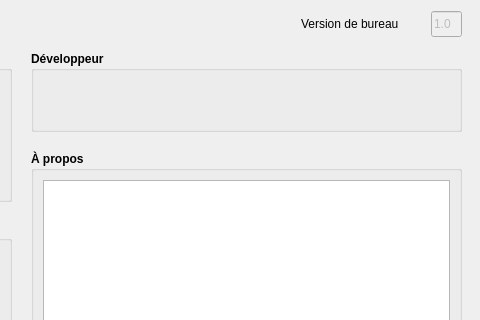
This is fullmce_dialog_base.ui in TeamSaGeo/fullmce as Qt 5 draws it before an edit; both pictures show x 460 to 940 and y 0 to 320 of the 940 by 447 pixel window. The edited form follows.
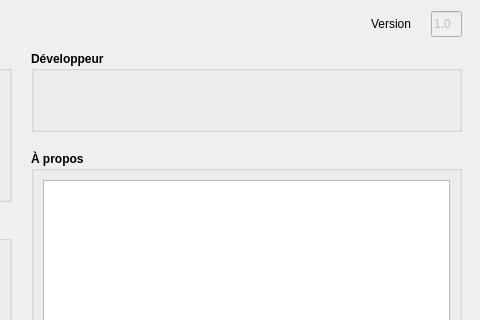
This is the edited form.

Patch:
```diff
--- a/fullmce_dialog_base.ui
+++ b/fullmce_dialog_base.ui
@@ -156,14 +156,14 @@
       <widget class="QLabel" name="label_2">
        <property name="geometry">
         <rect>
-         <x>750</x>
+         <x>820</x>
          <y>0</y>
-         <width>121</width>
+         <width>51</width>
          <height>26</height>
         </rect>
        </property>
        <property name="text">
-        <string>Version de bureau</string>
+        <string>Version</string>
        </property>
       </widget>
       <widget class="QGroupBox" name="groupBox_7">
```
